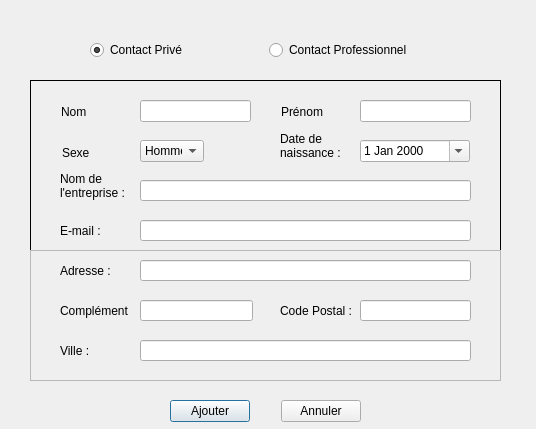
YannRaulet/projetCpp1, file ajoutcontactdialog.ui: the form before one commit.
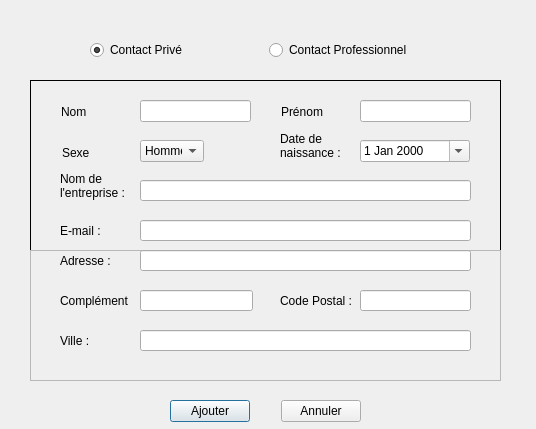
The form after the commit.

```diff
--- a/ajoutcontactdialog.ui
+++ b/ajoutcontactdialog.ui
@@ -225,7 +225,7 @@
      <property name="geometry">
       <rect>
        <x>30</x>
-       <y>10</y>
+       <y>0</y>
        <width>51</width>
        <height>21</height>
       </rect>
@@ -241,7 +241,7 @@
      <property name="geometry">
       <rect>
        <x>110</x>
-       <y>50</y>
+       <y>40</y>
        <width>113</width>
        <height>21</height>
       </rect>
@@ -254,7 +254,7 @@
      <property name="geometry">
       <rect>
        <x>250</x>
-       <y>50</y>
+       <y>40</y>
        <width>71</width>
        <height>21</height>
       </rect>
@@ -270,7 +270,7 @@
      <property name="geometry">
       <rect>
        <x>30</x>
-       <y>90</y>
+       <y>80</y>
        <width>61</width>
        <height>21</height>
       </rect>
@@ -286,7 +286,7 @@
      <property name="geometry">
       <rect>
        <x>30</x>
-       <y>50</y>
+       <y>40</y>
        <width>71</width>
        <height>21</height>
       </rect>
@@ -302,7 +302,7 @@
      <property name="geometry">
       <rect>
        <x>330</x>
-       <y>50</y>
+       <y>40</y>
        <width>111</width>
        <height>21</height>
       </rect>
@@ -318,7 +318,7 @@
      <property name="geometry">
       <rect>
        <x>110</x>
-       <y>90</y>
+       <y>80</y>
        <width>331</width>
        <height>21</height>
       </rect>
@@ -331,7 +331,7 @@
      <property name="geometry">
       <rect>
        <x>110</x>
-       <y>10</y>
+       <y>0</y>
        <width>331</width>
        <height>21</height>
       </rect>
@@ -383,7 +383,7 @@
    <zorder>companyLabel</zorder>
    <zorder>companyInput</zorder>
   </widget>
-  <widget class="QWidget" name="">
+  <widget class="QWidget" name="layoutWidget">
    <property name="geometry">
     <rect>
      <x>90</x>
@@ -415,7 +415,7 @@
     </item>
    </layout>
   </widget>
-  <widget class="QWidget" name="">
+  <widget class="QWidget" name="layoutWidget">
    <property name="geometry">
     <rect>
      <x>170</x>
```
Left out of the diff: 24 changed lines with no effect on the pictures.
